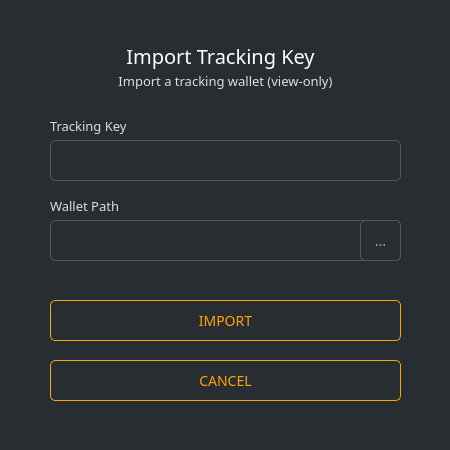
Above: src/gui/ui/importtracking.ui from ConcealNetwork/conceal-desktop before the change. Below: the same form after it.
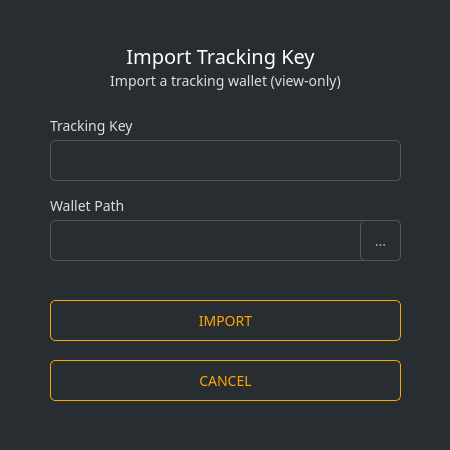
That is the form after the change.

Patch:
```diff
--- a/src/gui/ui/importtracking.ui
+++ b/src/gui/ui/importtracking.ui
@@ -14,7 +14,7 @@
    <string>Import</string>
   </property>
   <property name="styleSheet">
-   <string notr="true">background-color: #282d31; color: #ddd; border: 0px; font-family: Raleway;</string>
+   <string notr="true">background-color: #282d31; color: #ddd; border: 0px; font-family: Poppins;</string>
   </property>
   <widget class="QGroupBox" name="groupBox">
    <property name="geometry">
@@ -42,12 +42,12 @@
     </property>
     <property name="font">
      <font>
-      <family>Raleway</family>
+      <family>Poppins</family>
       <pointsize>-1</pointsize>
      </font>
     </property>
     <property name="styleSheet">
-     <string notr="true">color: #ddd;border-right: 0px;font-size: 13px;</string>
+     <string notr="true">color: #ddd;border-right: 0px;font-size: 14px;</string>
     </property>
     <property name="text">
      <string>Import a tracking wallet (view-only)</string>
@@ -94,12 +94,12 @@
     </property>
     <property name="font">
      <font>
-      <family>Raleway</family>
+      <family>Poppins</family>
       <pointsize>-1</pointsize>
      </font>
     </property>
     <property name="styleSheet">
-     <string notr="true">color: #ddd;border-right: 0px;font-size: 13px;</string>
+     <string notr="true">color: #ddd;border-right: 0px;font-size: 14px;</string>
     </property>
     <property name="text">
      <string>Tracking Key</string>
@@ -141,12 +141,12 @@
     </property>
     <property name="font">
      <font>
-      <family>Raleway</family>
+      <family>Poppins</family>
       <pointsize>-1</pointsize>
      </font>
     </property>
     <property name="styleSheet">
-     <string notr="true">color: #ddd;border-right: 0px;font-size: 13px;</string>
+     <string notr="true">color: #ddd;border-right: 0px;font-size: 14px;</string>
     </property>
     <property name="text">
      <string>Wallet Path</string>
```
Left out of the diff: 18 changed lines with no effect on the pictures.
